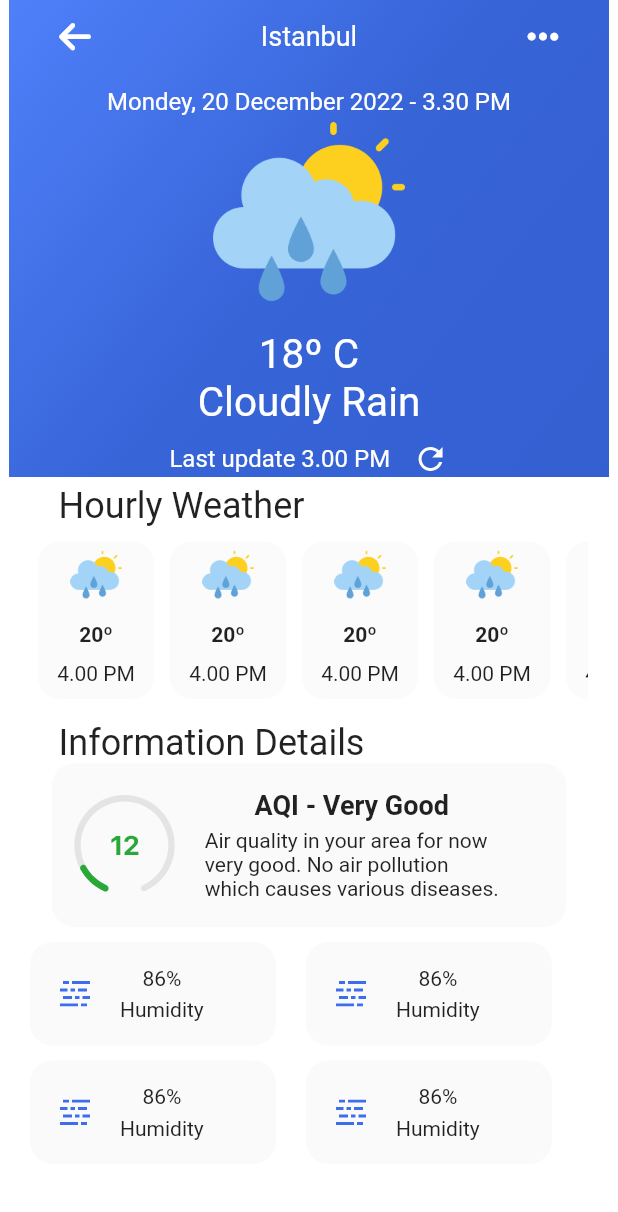
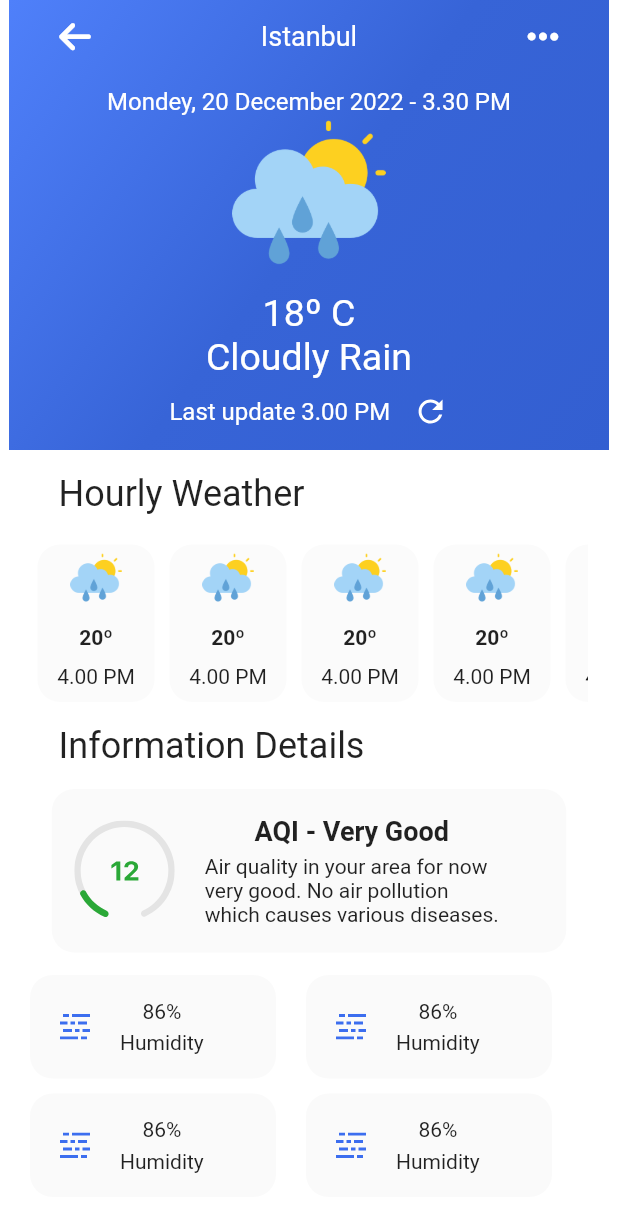
Before and after one commit to BerkayKaranfil/hava_durumu, a Flutter app: the WeatherDetailPage screen opened directly, on a phone screen of 412 x 824 dp. Shown: the top 1212 px of the screen. Run offline on Flutter 3.47's test engine with Material 2 defaults, Android fonts, the phone set to English and light mode, and no system bars; our stand-ins replace flutter_svg, font_awesome_flutter, responsive_sizer.

Commit message:
boşluklar düzenlendi

```diff
--- a/lib/pages/weather_detail.dart
+++ b/lib/pages/weather_detail.dart
@@ -26,11 +26,12 @@ class _WeatherDetailPageState extends State<WeatherDetailPage> {
         backgroundColor: Color(0xffFFFFFF),
         toolbarHeight: 0,
       ),
-      body: Column(
+      body: SingleChildScrollView(
+        child: Column(
           children: [
             WeatherPageInfoWidget(),
             SizedBox(
-            height: 5,
+              height: 15,
             ),
             Padding(
               padding: const EdgeInsets.only(right: 20, left: 20),
@@ -44,7 +45,7 @@ class _WeatherDetailPageState extends State<WeatherDetailPage> {
                     ),
                   ),
                   SizedBox(
-                  height: 5,
+                    height: 15,
                   ),
                   HourlyWeatherSituationWidget(),
                   SizedBox(
@@ -57,10 +58,22 @@ class _WeatherDetailPageState extends State<WeatherDetailPage> {
                       style: TextStyle(fontSize: 24),
                     ),
                   ),
+                  SizedBox(
+                    height: 15,
+                  ),
                   GraphWidget(),
                   SizedBox(
-                  height: 10,
+                    height: 15,
                   ),
+                  /* SizedBox(
+                    height: 200,
+                      child: GridView.builder(
+                    gridDelegate: SliverGridDelegateWithFixedCrossAxisCount(
+                        crossAxisCount: 2, childAspectRatio: 1,
+                        mainAxisSpacing: 5, crossAxisSpacing: 5,
+                        ),
+                    itemBuilder: (context, index) => WeatherDetailWidget(),
+                  )), */
                    Row(
                     children: [
                       WeatherDetailWidget(),
@@ -82,11 +95,13 @@ class _WeatherDetailPageState extends State<WeatherDetailPage> {
                       WeatherDetailWidget(),
                     ],
                   ),
+
                 ],
               ),
             )
           ],
         ),
+      ),
     );
   }
 }
--- a/lib/widgets/weather_widgets/weather_page_info.dart
+++ b/lib/widgets/weather_widgets/weather_page_info.dart
@@ -10,7 +10,7 @@ class WeatherPageInfoWidget extends StatelessWidget {
   @override
   Widget build(BuildContext context) {
     return Container(
-      height: 318,
+      height: 300,
       width: 400,
       decoration: BoxDecoration(
           gradient: LinearGradient(
@@ -56,7 +56,7 @@ class WeatherPageInfoWidget extends StatelessWidget {
               "Mondey, 20 December 2022 - 3.30 PM",
               style: TextStyle(fontSize: 16, color: Colors.white),
             ),
-            Image.asset("assets/images/cloudyweather.png",scale: 4,),
+            Image.asset("assets/images/cloudyweather.png",scale: 5,),
             /* SvgPicture.asset(
               "assets/images/group21.svg",
               height: 170,
@@ -66,11 +66,11 @@ class WeatherPageInfoWidget extends StatelessWidget {
             ),
             Text(
               "18º C",
-              style: TextStyle(color: Colors.white, fontSize: 27),
+              style: TextStyle(color: Colors.white, fontSize: 25),
             ),
             Text(
               "Cloudly Rain",
-              style: TextStyle(color: Colors.white, fontSize: 27),
+              style: TextStyle(color: Colors.white, fontSize: 25),
             ),
             SizedBox(
               height: 10,
```
Lines whose indentation alone changed are shown as unchanged.
